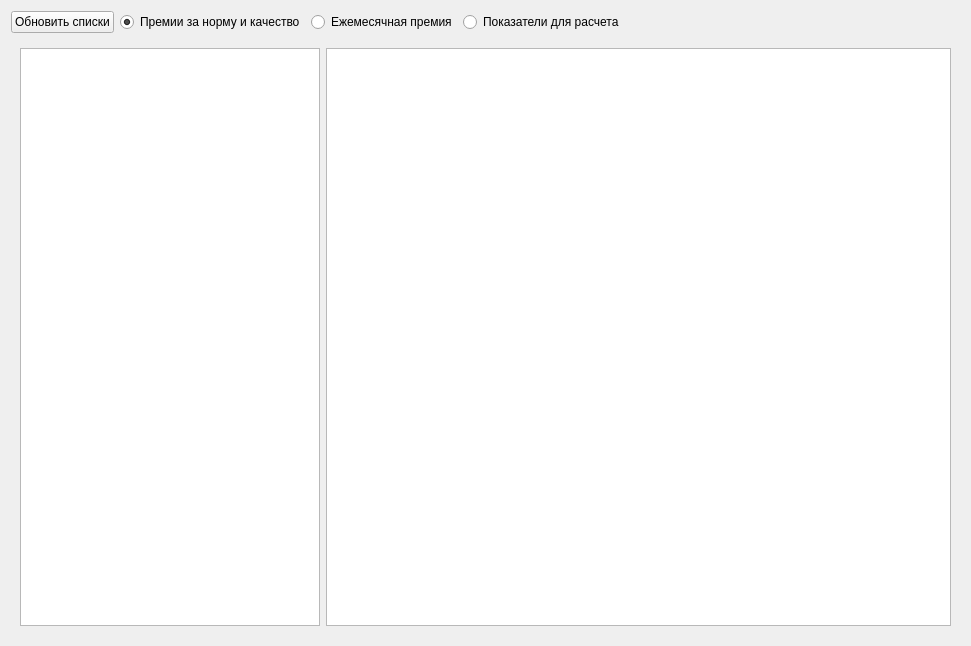
Sergeyego/el_zp, file formpremmon.ui: the form before one commit.
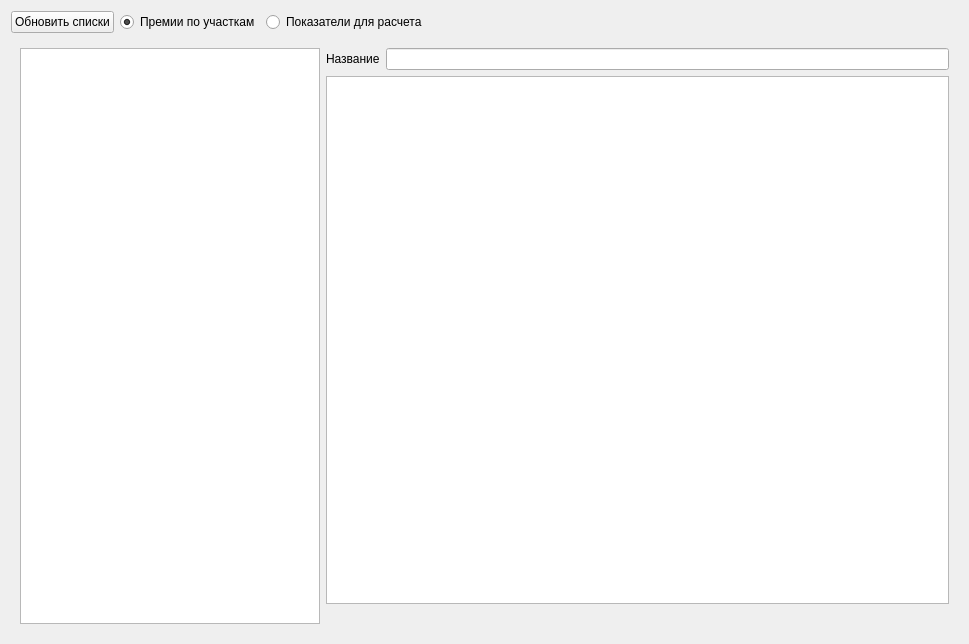
The form after the commit. The open tabs and pages were chosen to show the change. Custom widgets are drawn as their Qt base class.

What changed in the file:
```diff
--- a/formpremmon.ui
+++ b/formpremmon.ui
@@ -6,8 +6,8 @@
    <rect>
     <x>0</x>
     <y>0</y>
-    <width>971</width>
-    <height>646</height>
+    <width>969</width>
+    <height>644</height>
    </rect>
   </property>
   <property name="windowTitle">
@@ -26,20 +26,13 @@
      <item>
       <widget class="QRadioButton" name="radioButtonNorm">
        <property name="text">
-        <string>Премии за норму и качество</string>
+        <string>Премии по участкам</string>
        </property>
        <property name="checked">
         <bool>true</bool>
        </property>
       </widget>
      </item>
-     <item>
-      <widget class="QRadioButton" name="radioButtonMon">
-       <property name="text">
-        <string>Ежемесячная премия</string>
-       </property>
-      </widget>
-     </item>
      <item>
       <widget class="QRadioButton" name="radioButtonList">
        <property name="text">
@@ -89,27 +82,6 @@
       </layout>
      </widget>
      <widget class="QWidget" name="page_2">
-      <layout class="QVBoxLayout" name="verticalLayout_2">
-       <item>
-        <layout class="QHBoxLayout" name="horizontalLayout_2">
-         <item>
-          <widget class="QListView" name="listViewProf">
-           <property name="maximumSize">
-            <size>
-             <width>300</width>
-             <height>16777215</height>
-            </size>
-           </property>
-          </widget>
-         </item>
-         <item>
-          <widget class="DbViewer" name="tableViewPrem"/>
-         </item>
-        </layout>
-       </item>
-      </layout>
-     </widget>
-     <widget class="QWidget" name="page_3">
       <layout class="QVBoxLayout" name="verticalLayout_5">
        <item>
         <layout class="QHBoxLayout" name="horizontalLayout_5">
```
